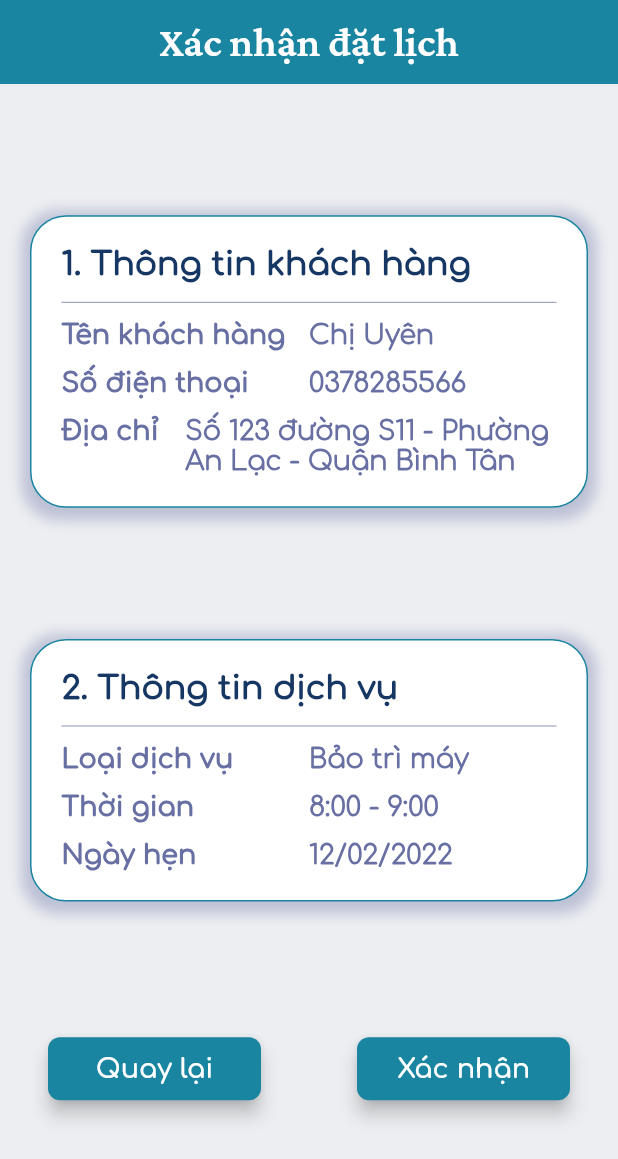
After one commit to rentaneko/acs_system, a Flutter app: the ConfirmBooking screen opened directly, on a phone screen of 412 x 824 dp. The commit adds this screen. Shown: the top 1159 px of the screen. Run offline on Flutter 3.47's test engine with Material 2 defaults, Android fonts, the phone set to English and light mode, and no system bars; our stand-ins replace get, introduction_screen.

Commit message:
Update full booking flow UI
- thêm fonts

```diff
--- a/lib/main.dart
+++ b/lib/main.dart
@@ -1,6 +1,6 @@
 import 'package:acs_1/screens/booking.dart';
-import 'package:acs_1/styles/acs_colors.dart';
 import 'package:flutter/material.dart';
+import 'package:get/get.dart';
 
 void main() {
   runApp(const MyApp());
@@ -12,7 +12,7 @@ class MyApp extends StatelessWidget {
   // This widget is the root of your application.
   @override
   Widget build(BuildContext context) {
-    return MaterialApp(
+    return GetMaterialApp(
       home: BookingScreen(),
     );
   }
--- a/lib/screens/booking.dart
+++ b/lib/screens/booking.dart
@@ -1,3 +1,4 @@
+import 'package:acs_1/screens/confirm_booking.dart';
 import 'package:acs_1/styles/acs_colors.dart';
 import 'package:acs_1/styles/acs_typhoghraphy.dart';
 import 'package:flutter/gestures.dart';
@@ -13,14 +14,12 @@ class BookingScreen extends StatefulWidget {
 
 class _BookingScreenState extends State<BookingScreen> {
   final items = ['Item 1', 'Item 2', 'Item 3', 'Item 4'];
-
   final days = ['Chọn ngày', '9/3/2022', ' 10/3/2022', '11/3/2022'];
-
   final times = ['Chọn giờ', '10:30', '11:30', '14:30'];
-
   final cities = ['Hồ Chí Minh', 'Hà Nội'];
   final districs = ['Quận 1', 'Quận 2', 'Quận 3', 'Quận 4'];
   final wards = ['Phường 1', 'Phường 2', 'Phường 3', 'Phường 4'];
+  bool _isMale = false;
   @override
   Widget build(BuildContext context) {
     return SafeArea(
@@ -33,7 +32,56 @@ class _BookingScreenState extends State<BookingScreen> {
           centerTitle: true,
           actions: [
             IconButton(
-              onPressed: () {},
+              onPressed: () {
+                showDialog(
+                  context: context,
+                  barrierDismissible: false,
+                  useSafeArea: true,
+                  builder: (BuildContext context) {
+                    return AlertDialog(
+                      title: Text(
+                        'Bạn xác nhận thoát khỏi giao diện đặt lịch?',
+                        style: ACSTyphoghraphy.confirmHeading
+                            .copyWith(fontSize: 20),
+                        textAlign: TextAlign.center,
+                      ),
+                      actionsAlignment: MainAxisAlignment.spaceAround,
+                      shape: const RoundedRectangleBorder(
+                        borderRadius: BorderRadius.all(Radius.circular(24)),
+                      ),
+                      insetPadding: const EdgeInsets.symmetric(horizontal: 22),
+                      contentPadding: const EdgeInsets.all(16),
+                      actionsPadding: const EdgeInsets.only(bottom: 16),
+                      actions: [
+                        ElevatedButton(
+                          onPressed: () => Navigator.of(context).pop(),
+                          child:
+                              Text('Hủy', style: ACSTyphoghraphy.buttonTitle),
+                          style: ElevatedButton.styleFrom(
+                            primary: ACSColors.primary,
+                            shape: RoundedRectangleBorder(
+                                borderRadius: BorderRadius.circular(8)),
+                            elevation: 5,
+                            minimumSize: const Size(130, 42),
+                          ),
+                        ),
+                        ElevatedButton(
+                          onPressed: () => Navigator.of(context).pop(),
+                          child: Text('Đồng ý',
+                              style: ACSTyphoghraphy.buttonTitle),
+                          style: ElevatedButton.styleFrom(
+                            primary: ACSColors.primary,
+                            shape: RoundedRectangleBorder(
+                                borderRadius: BorderRadius.circular(8)),
+                            elevation: 5,
+                            minimumSize: const Size(130, 42),
+                          ),
+                        ),
+                      ],
+                    );
+                  },
+                );
+              },
               icon: Image.asset(
                 'assets/icons/close-square.png',
                 color: ACSColors.white,
@@ -241,10 +289,58 @@ class _BookingScreenState extends State<BookingScreen> {
               bodyWidget: Column(
                 crossAxisAlignment: CrossAxisAlignment.start,
                 children: [
+                  Row(
+                    children: [
+                      Expanded(
+                        flex: 1,
+                        child: RadioListTile<bool>(
+                          value: true,
+                          groupValue: _isMale,
+                          onChanged: (val) {
+                            setState(() {
+                              _isMale = val ?? _isMale;
+                            });
+                          },
+                          title: const Text('Anh',
+                              style: ACSTyphoghraphy.radioTitle),
+                        ),
+                      ),
+                      Expanded(
+                        flex: 1,
+                        child: RadioListTile<bool>(
+                          value: false,
+                          groupValue: _isMale,
+                          onChanged: (val) {
+                            setState(() {
+                              _isMale = val ?? _isMale;
+                            });
+                          },
+                          title: const Text('Chị',
+                              style: ACSTyphoghraphy.radioTitle),
+                        ),
+                      ),
+                    ],
+                  ),
                   const Padding(
                     padding: EdgeInsets.only(left: 16, top: 16),
-                    child:
-                        Text('Tên khách hàng', style: ACSTyphoghraphy.heading1),
+                    child: Text('Họ của bạn', style: ACSTyphoghraphy.heading1),
+                  ),
+                  Container(
+                    margin: const EdgeInsets.symmetric(
+                        horizontal: 16, vertical: 16),
+                    child: TextFormField(
+                      decoration: InputDecoration(
+                        border: OutlineInputBorder(
+                          borderRadius: BorderRadius.circular(8),
+                          borderSide: const BorderSide(
+                              color: ACSColors.primary, width: 1),
+                        ),
+                      ),
+                    ),
+                  ),
+                  const Padding(
+                    padding: EdgeInsets.only(left: 16, top: 16),
+                    child: Text('Tên của bạn', style: ACSTyphoghraphy.heading1),
                   ),
                   Container(
                     margin: const EdgeInsets.symmetric(
@@ -307,7 +403,8 @@ class _BookingScreenState extends State<BookingScreen> {
             shape:
                 RoundedRectangleBorder(borderRadius: BorderRadius.circular(8)),
           ),
-          onDone: () {},
+          onDone: () => Navigator.push(context,
+              MaterialPageRoute(builder: (context) => ConfirmBooking())),
         ),
       ),
     );
--- /dev/null
+++ b/lib/screens/confirm_booking.dart
@@ -0,0 +1,240 @@
+import 'package:acs_1/styles/acs_colors.dart';
+import 'package:acs_1/styles/acs_typhoghraphy.dart';
+import 'package:flutter/material.dart';
+
+class ConfirmBooking extends StatelessWidget {
+  const ConfirmBooking({Key? key}) : super(key: key);
+
+  @override
+  Widget build(BuildContext context) {
+    return SafeArea(
+      child: Scaffold(
+        backgroundColor: ACSColors.background,
+        appBar: AppBar(
+          backgroundColor: ACSColors.primary,
+          automaticallyImplyLeading: false,
+          elevation: 0,
+          centerTitle: true,
+          title: const Text(
+            'Xác nhận đặt lịch',
+            style: ACSTyphoghraphy.titleAppbar,
+          ),
+        ),
+        body: Column(
+          mainAxisAlignment: MainAxisAlignment.spaceEvenly,
+          crossAxisAlignment: CrossAxisAlignment.start,
+          children: [
+            Container(
+              padding: const EdgeInsets.all(20),
+              margin: const EdgeInsets.symmetric(horizontal: 20),
+              width: double.infinity,
+              decoration: BoxDecoration(
+                borderRadius: BorderRadius.circular(24),
+                color: ACSColors.white,
+                border: Border.all(color: ACSColors.primary, width: 1),
+                boxShadow: [
+                  BoxShadow(
+                    color: ACSColors.secondaryText.withOpacity(0.2),
+                    spreadRadius: 5,
+                    blurRadius: 7,
+                    offset: const Offset(0, 3), // changes position of shadow
+                  ),
+                  BoxShadow(
+                    color: ACSColors.secondaryText.withOpacity(0.2),
+                    spreadRadius: 5,
+                    blurRadius: 7,
+                    offset: const Offset(0, 2), // changes position of shadow
+                  ),
+                ],
+              ),
+              child: Column(
+                crossAxisAlignment: CrossAxisAlignment.start,
+                children: [
+                  const Text(
+                    '1. Thông tin khách hàng',
+                    style: ACSTyphoghraphy.confirmHeading,
+                  ),
+                  const Divider(
+                      color: ACSColors.secondaryText,
+                      thickness: 0.5,
+                      height: 24),
+                  Row(
+                    crossAxisAlignment: CrossAxisAlignment.start,
+                    children: const [
+                      Expanded(
+                        flex: 1,
+                        child: Text(
+                          'Tên khách hàng',
+                          style: ACSTyphoghraphy.confirmTitle,
+                        ),
+                      ),
+                      Expanded(
+                        flex: 1,
+                        child: Text('Chị Uyên',
+                            style: ACSTyphoghraphy.confirmSubTitle),
+                      ),
+                    ],
+                  ),
+                  const SizedBox(height: 12),
+                  Row(
+                    crossAxisAlignment: CrossAxisAlignment.start,
+                    children: const [
+                      Expanded(
+                        flex: 1,
+                        child: Text(
+                          'Số điện thoại',
+                          style: ACSTyphoghraphy.confirmTitle,
+                        ),
+                      ),
+                      Expanded(
+                        flex: 1,
+                        child: Text('0378285566',
+                            style: ACSTyphoghraphy.confirmSubTitle),
+                      ),
+                    ],
+                  ),
+                  const SizedBox(height: 12),
+                  Row(
+                    crossAxisAlignment: CrossAxisAlignment.start,
+                    children: const [
+                      Expanded(
+                        flex: 1,
+                        child: Text(
+                          'Địa chỉ',
+                          style: ACSTyphoghraphy.confirmTitle,
+                        ),
+                      ),
+                      Expanded(
+                        flex: 3,
+                        child: Text(
+                            'Số 123 đường S11 - Phường An Lạc - Quận Bình Tân',
+                            style: ACSTyphoghraphy.confirmSubTitle),
+                      ),
+                    ],
+                  ),
+                ],
+              ),
+            ),
+            Container(
+              padding: const EdgeInsets.all(20),
+              margin: const EdgeInsets.symmetric(horizontal: 20),
+              width: double.infinity,
+              decoration: BoxDecoration(
+                borderRadius: BorderRadius.circular(24),
+                color: ACSColors.white,
+                border: Border.all(color: ACSColors.primary, width: 1),
+                boxShadow: [
+                  BoxShadow(
+                    color: ACSColors.secondaryText.withOpacity(0.2),
+                    spreadRadius: 5,
+                    blurRadius: 7,
+                    offset: const Offset(0, 3), // changes position of shadow
+                  ),
+                  BoxShadow(
+                    color: ACSColors.secondaryText.withOpacity(0.2),
+                    spreadRadius: 5,
+                    blurRadius: 7,
+                    offset: const Offset(0, 2), // changes position of shadow
+                  ),
+                ],
+              ),
+              child: Column(
+                crossAxisAlignment: CrossAxisAlignment.start,
+                children: [
+                  const Text(
+                    '2. Thông tin dịch vụ',
+                    style: ACSTyphoghraphy.confirmHeading,
+                  ),
+                  const Divider(
+                      color: ACSColors.secondaryText,
+                      thickness: 0.5,
+                      height: 24),
+                  Row(
+                    crossAxisAlignment: CrossAxisAlignment.start,
+                    children: const [
+                      Expanded(
+                        flex: 1,
+                        child: Text(
+                          'Loại dịch vụ',
+                          style: ACSTyphoghraphy.confirmTitle,
+                        ),
+                      ),
+                      Expanded(
+                        flex: 1,
+                        child: Text('Bảo trì máy',
+                            style: ACSTyphoghraphy.confirmSubTitle),
+                      ),
+                    ],
+                  ),
+                  const SizedBox(height: 12),
+                  Row(
+                    crossAxisAlignment: CrossAxisAlignment.start,
+                    children: const [
+                      Expanded(
+                        flex: 1,
+                        child: Text(
+                          'Thời gian',
+                          style: ACSTyphoghraphy.confirmTitle,
+                        ),
+                      ),
+                      Expanded(
+                        flex: 1,
+                        child: Text('8:00 - 9:00',
+                            style: ACSTyphoghraphy.confirmSubTitle),
+                      ),
+                    ],
+                  ),
+                  const SizedBox(height: 12),
+                  Row(
+                    crossAxisAlignment: CrossAxisAlignment.start,
+                    children: const [
+                      Expanded(
+                        flex: 1,
+                        child: Text(
+                          'Ngày hẹn',
+                          style: ACSTyphoghraphy.confirmTitle,
+                        ),
+                      ),
+                      Expanded(
+                        flex: 1,
+                        child: Text('12/02/2022',
+                            style: ACSTyphoghraphy.confirmSubTitle),
+                      ),
+                    ],
+                  ),
+                ],
+              ),
+            ),
+            Row(
+              mainAxisAlignment: MainAxisAlignment.spaceAround,
+              children: [
+                ElevatedButton(
+                  onPressed: () => Navigator.of(context).pop(),
+                  child: Text('Quay lại', style: ACSTyphoghraphy.buttonTitle),
+                  style: ElevatedButton.styleFrom(
+                    primary: ACSColors.primary,
+                    shape: RoundedRectangleBorder(
+                        borderRadius: BorderRadius.circular(8)),
+                    elevation: 5,
+                    minimumSize: const Size(142, 42),
+                  ),
+                ),
+                ElevatedButton(
+                  onPressed: () {},
+                  child: Text('Xác nhận', style: ACSTyphoghraphy.buttonTitle),
+                  style: ElevatedButton.styleFrom(
+                    primary: ACSColors.primary,
+                    shape: RoundedRectangleBorder(
+                        borderRadius: BorderRadius.circular(8)),
+                    elevation: 5,
+                    minimumSize: const Size(142, 42),
+                  ),
+                ),
+              ],
+            ),
+          ],
+        ),
+      ),
+    );
+  }
+}
--- a/lib/styles/acs_colors.dart
+++ b/lib/styles/acs_colors.dart
@@ -5,4 +5,5 @@ class ACSColors {
   static const Color white = Color.fromRGBO(255, 255, 255, 1);
   static const Color text = Color.fromRGBO(22, 54, 99, 1);
   static const Color background = Color.fromRGBO(236, 238, 241, 1);
+  static const Color secondaryText = Color.fromRGBO(103, 111, 163, 1);
 }
--- a/lib/styles/acs_typhoghraphy.dart
+++ b/lib/styles/acs_typhoghraphy.dart
@@ -1,11 +1,11 @@
 import 'package:acs_1/styles/acs_colors.dart';
-import 'package:flutter/cupertino.dart';
+import 'package:flutter/material.dart';
 
 class ACSTyphoghraphy {
   static const TextStyle titleAppbar = TextStyle(
     color: ACSColors.white,
     fontSize: 28,
-    fontFamily: 'Comfortaa-Regular',
+    fontFamily: 'CrimsonPro-SemiBold',
   );
 
   static const TextStyle stepNumber = TextStyle(
@@ -13,6 +13,13 @@ class ACSTyphoghraphy {
     fontSize: 16,
     fontFamily: 'Roboto',
     fontWeight: FontWeight.w800,
+  );
+
+  static const TextStyle radioTitle = TextStyle(
+    fontFamily: 'Comfortaa-SemiBold',
+    fontSize: 18,
+    fontWeight: FontWeight.w500,
+    color: ACSColors.text,
   );
 
   static const TextStyle stepTitle = TextStyle(
@@ -35,4 +42,25 @@ class ACSTyphoghraphy {
     fontSize: 18,
     color: ACSColors.white,
   );
+
+  static const TextStyle confirmHeading = TextStyle(
+    color: ACSColors.text,
+    fontSize: 22,
+    fontFamily: 'Comfortaa-Regular',
+    fontWeight: FontWeight.w600,
+  );
+
+  static const TextStyle confirmTitle = TextStyle(
+    fontFamily: 'Comfortaa-Regular',
+    fontSize: 18,
+    fontWeight: FontWeight.w600,
+    color: ACSColors.secondaryText,
+  );
+
+  static const TextStyle confirmSubTitle = TextStyle(
+    fontFamily: 'Comfortaa-Light',
+    fontSize: 18,
+    fontWeight: FontWeight.w700,
+    color: ACSColors.secondaryText,
+  );
 }
```
Also changed, not shown: pubspec.yaml (+19 -0 lines), assets/fonts/CrimsonPro-Bold.ttf (added), assets/fonts/CrimsonPro-ExtraLight.ttf (added), assets/fonts/CrimsonPro-Light.ttf (added), assets/fonts/CrimsonPro-Medium.ttf (added), assets/fonts/CrimsonPro-Regular.ttf (added), assets/fonts/CrimsonPro-SemiBold.ttf (added), pubspec.lock.
